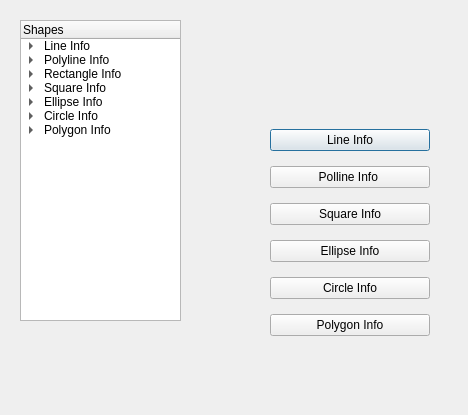
The window that 2DGraphicsModeler/shapeinfo.ui (Alex-the-666/2DGraphicsModular) describes before a commit, drawn with Qt 5.
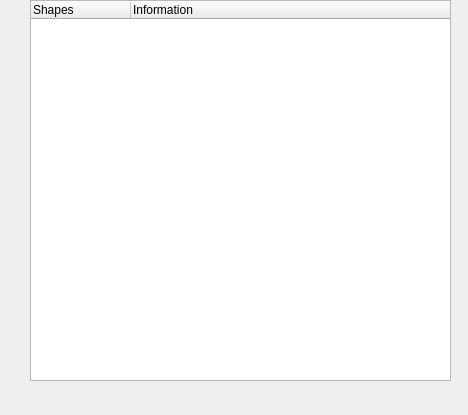
The same window after the commit.

```diff
--- a/2DGraphicsModeler/shapeinfo.ui
+++ b/2DGraphicsModeler/shapeinfo.ui
@@ -13,144 +13,43 @@
   <property name="windowTitle">
    <string>ShapeInfo</string>
   </property>
-  <widget class="QWidget" name="verticalLayoutWidget">
-   <property name="geometry">
-    <rect>
-     <x>270</x>
-     <y>120</y>
-     <width>160</width>
-     <height>231</height>
-    </rect>
-   </property>
-   <layout class="QVBoxLayout" name="verticalLayout">
-    <item>
-     <widget class="QPushButton" name="pushButton_2">
-      <property name="text">
-       <string>Line Info</string>
-      </property>
-     </widget>
-    </item>
-    <item>
-     <widget class="QPushButton" name="pushButton_4">
-      <property name="text">
-       <string>Polline Info </string>
-      </property>
-     </widget>
-    </item>
-    <item>
-     <widget class="QPushButton" name="pushButton_5">
-      <property name="text">
-       <string>Square Info</string>
-      </property>
-     </widget>
-    </item>
-    <item>
-     <widget class="QPushButton" name="pushButton_6">
-      <property name="text">
-       <string>Ellipse Info</string>
-      </property>
-     </widget>
-    </item>
-    <item>
-     <widget class="QPushButton" name="pushButton_3">
-      <property name="text">
-       <string>Circle Info</string>
-      </property>
-     </widget>
-    </item>
-    <item>
-     <widget class="QPushButton" name="pushButton">
-      <property name="text">
-       <string>Polygon Info</string>
-      </property>
-     </widget>
-    </item>
-   </layout>
-  </widget>
   <widget class="QTreeWidget" name="treeWidget">
+   <property name="enabled">
+    <bool>true</bool>
+   </property>
    <property name="geometry">
     <rect>
-     <x>20</x>
-     <y>20</y>
-     <width>161</width>
-     <height>301</height>
+     <x>30</x>
+     <y>0</y>
+     <width>421</width>
+     <height>381</height>
     </rect>
    </property>
+   <property name="sizePolicy">
+    <sizepolicy hsizetype="Expanding" vsizetype="Expanding">
+     <horstretch>0</horstretch>
+     <verstretch>0</verstretch>
+    </sizepolicy>
+   </property>
+   <property name="allColumnsShowFocus">
+    <bool>false</bool>
+   </property>
+   <property name="expandsOnDoubleClick">
+    <bool>true</bool>
+   </property>
+   <attribute name="headerMinimumSectionSize">
+    <number>18</number>
+   </attribute>
    <column>
     <property name="text">
-     <string>Shapes</string>
+     <string>Shapes                                                    </string>
     </property>
    </column>
-   <item>
+   <column>
     <property name="text">
-     <string>Line Info</string>
+     <string>Information</string>
     </property>
-    <item>
-     <property name="text">
-      <string>New Subitem</string>
-     </property>
-    </item>
-   </item>
-   <item>
-    <property name="text">
-     <string>Polyline Info</string>
-    </property>
-    <item>
-     <property name="text">
-      <string>New Subitem</string>
-     </property>
-    </item>
-   </item>
-   <item>
-    <property name="text">
-     <string>Rectangle Info</string>
-    </property>
-    <item>
-     <property name="text">
-      <string>New Subitem</string>
-     </property>
-    </item>
-   </item>
-   <item>
-    <property name="text">
-     <string>Square Info</string>
-    </property>
-    <item>
-     <property name="text">
-      <string>New Subitem</string>
-     </property>
-    </item>
-   </item>
-   <item>
-    <property name="text">
-     <string>Ellipse Info</string>
-    </property>
-    <item>
-     <property name="text">
-      <string>New Subitem</string>
-     </property>
-    </item>
-   </item>
-   <item>
-    <property name="text">
-     <string>Circle Info</string>
-    </property>
-    <item>
-     <property name="text">
-      <string>New Subitem</string>
-     </property>
-    </item>
-   </item>
-   <item>
-    <property name="text">
-     <string>Polygon Info</string>
-    </property>
-    <item>
-     <property name="text">
-      <string>New Subitem</string>
-     </property>
-    </item>
-   </item>
+   </column>
   </widget>
  </widget>
  <resources/>
```
Left out of the diff: 2 changed lines with no effect on the pictures.
